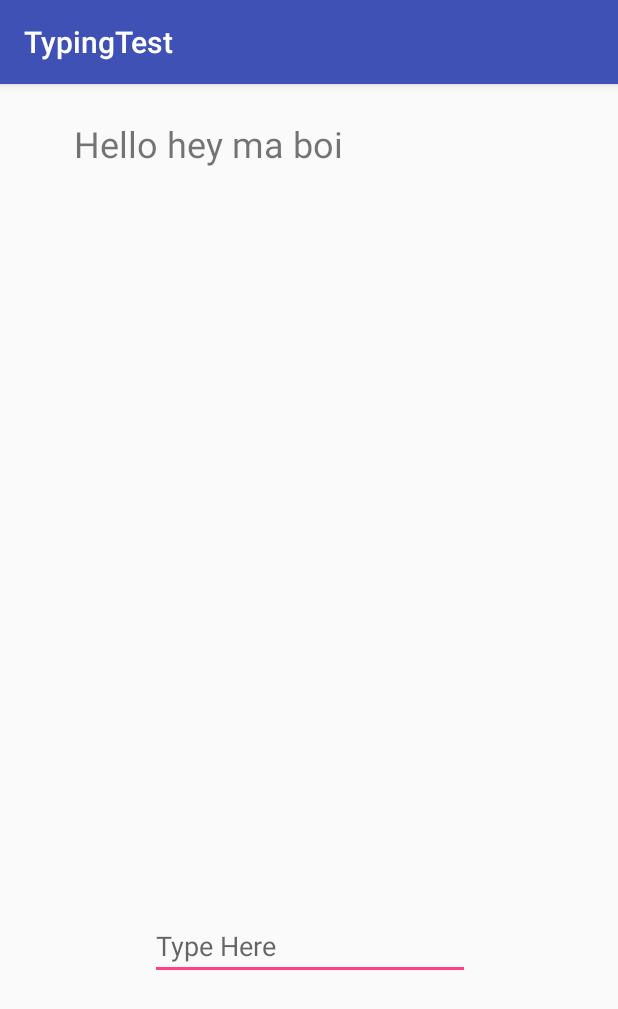
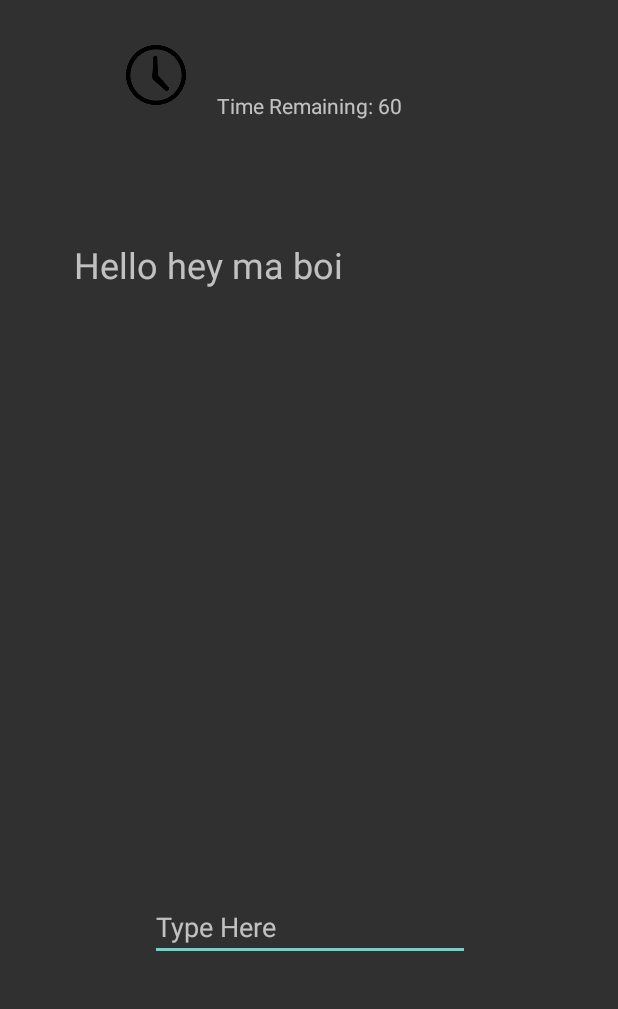
Before and after one commit to 498480689/TypingTest3, an Android app: the TypingActivity screen opened directly, with no data from a screen before it, on a phone screen of 412 x 824 dp. Shown: the top 1009 px of the screen. Run offline under Robolectric (Android 15) with nearby library versions, the phone set to English and light mode, and no system bars; Roboto replaces fonts that are not available here.

```diff
--- a/app/src/main/AndroidManifest.xml
+++ b/app/src/main/AndroidManifest.xml
@@ -8,7 +8,8 @@
         android:label="@string/app_name"
         android:roundIcon="@mipmap/ic_launcher_round"
         android:supportsRtl="true"
-        android:theme="@style/AppTheme">
+        android:theme="@style/Theme.AppCompat.NoActionBar"
+        >
         <activity android:name=".MainActivity">
             <intent-filter>
                 <action android:name="android.intent.action.MAIN" />
--- a/app/src/main/java/com/example/swu/typingtest/TypingActivity.java
+++ b/app/src/main/java/com/example/swu/typingtest/TypingActivity.java
@@ -1,11 +1,14 @@
 package com.example.swu.typingtest;
 
 import android.os.Bundle;
+import android.os.CountDownTimer;
 import android.support.v7.app.AppCompatActivity;
 import android.text.Editable;
 import android.text.Html;
 import android.text.TextWatcher;
 import android.util.Log;
+import android.view.Window;
+import android.view.WindowManager;
 import android.widget.EditText;
 import android.widget.TextView;
 import android.widget.Toast;
@@ -14,7 +17,7 @@ import java.util.ArrayList;
 
 public class TypingActivity extends AppCompatActivity{
 
-    private TextView textView1, textView2;
+    private TextView textView1, textView2, timeView;
     private ArrayList text = new ArrayList<String>();
     private EditText et;
 
@@ -23,6 +26,7 @@ public class TypingActivity extends AppCompatActivity{
     private int length = 0;
     private int score = 0;
     private int place = 0;
+    private int uselessTimeNumber = 0;
     private String passageText="";
     private String savedText= "";
     private String remainingSentence="";
@@ -30,13 +34,22 @@ public class TypingActivity extends AppCompatActivity{
     @Override
     protected void onCreate(Bundle savedInstanceState) {
         super.onCreate(savedInstanceState);
-        setContentView(R.layout.activity_typing);
+
+        //Remove title bar
+        this.requestWindowFeature(Window.FEATURE_NO_TITLE);
+
+//Remove notification bar
+        this.getWindow().setFlags(WindowManager.LayoutParams.FLAG_FULLSCREEN, WindowManager.LayoutParams.FLAG_FULLSCREEN);
+
+//set content view AFTER ABOVE sequence (to avoid crash)
+        this.setContentView(R.layout.activity_typing);
 
 
 
         wireWidgets();
         initPassage();
         spacePressed();
+
 
 
 
@@ -55,6 +68,8 @@ public class TypingActivity extends AppCompatActivity{
         textView1 = (TextView) findViewById(R.id.textView3);
         textView2 = (TextView) findViewById(R.id.textView2);
         et = (EditText) findViewById(R.id.editText);
+        timeView = (TextView) findViewById(R.id.timeView);
+        timeView.setText("Time Remaining: 60");
 
 
     }
@@ -90,6 +105,9 @@ public class TypingActivity extends AppCompatActivity{
             {
                 Log.d(TAG, "entered afterTextChanged");
                 if(s.length()>0) {
+                    uselessTimeNumber++;
+
+
                     Log.d(TAG, "afterTextChanged: checked word length");
                     s.getChars((s.length() - 1), (s.length()), c, 0);
                     if (c[c.length-1]==' '||c[c.length-1]=='.'||c[c.length-1]==','||c[c.length-1]=='?'||c[c.length-1]=='!') {
@@ -128,6 +146,19 @@ public class TypingActivity extends AppCompatActivity{
                         //textView1.setText(et.getText().toString());
                         et.setText("");
                     }
+                }
+                if(uselessTimeNumber == 1) {
+
+                    new CountDownTimer(60000, 1000) {
+
+                        public void onTick(long millisUntilFinished) {
+                            timeView.setText("Time Remaining: " + millisUntilFinished / 1000);
+                        }
+
+                        public void onFinish() {
+                            timeView.setText("done!");
+                        }
+                    }.start();
                 }
 
             }
--- a/app/src/main/res/layout/activity_typing.xml
+++ b/app/src/main/res/layout/activity_typing.xml
@@ -21,7 +21,7 @@
         app:layout_constraintHorizontal_bias="0.509"
         app:layout_constraintStart_toStartOf="parent"
         app:layout_constraintTop_toTopOf="parent"
-        app:layout_constraintVertical_bias="0.03" />
+        app:layout_constraintVertical_bias="0.264" />
 
     <EditText
         android:id="@+id/editText"
@@ -55,4 +55,35 @@
         app:layout_constraintTop_toTopOf="parent"
         app:layout_constraintVertical_bias="0.65999997" />
 
+    <TextView
+        android:id="@+id/timeView"
+        android:layout_width="wrap_content"
+        android:layout_height="wrap_content"
+        android:layout_marginBottom="8dp"
+        android:layout_marginEnd="8dp"
+        android:layout_marginStart="8dp"
+        android:layout_marginTop="8dp"
+        app:layout_constraintBottom_toBottomOf="parent"
+        app:layout_constraintEnd_toEndOf="parent"
+        app:layout_constraintHorizontal_bias="0.501"
+        app:layout_constraintStart_toStartOf="parent"
+        app:layout_constraintTop_toTopOf="parent"
+        app:layout_constraintVertical_bias="0.067" />
+
+    <ImageView
+        android:id="@+id/imageView3"
+        android:layout_width="45dp"
+        android:layout_height="40dp"
+        android:layout_marginBottom="8dp"
+        android:layout_marginEnd="8dp"
+        android:layout_marginStart="8dp"
+        android:layout_marginTop="8dp"
+        app:layout_constraintBottom_toBottomOf="parent"
+        app:layout_constraintEnd_toEndOf="parent"
+        app:layout_constraintHorizontal_bias="0.21"
+        app:layout_constraintStart_toStartOf="parent"
+        app:layout_constraintTop_toTopOf="parent"
+        app:layout_constraintVertical_bias="0.029"
+        app:srcCompat="@drawable/clock" />
+
 </android.support.constraint.ConstraintLayout>
```
Also changed, not shown: app/src/main/res/drawable/clock.png (added).
